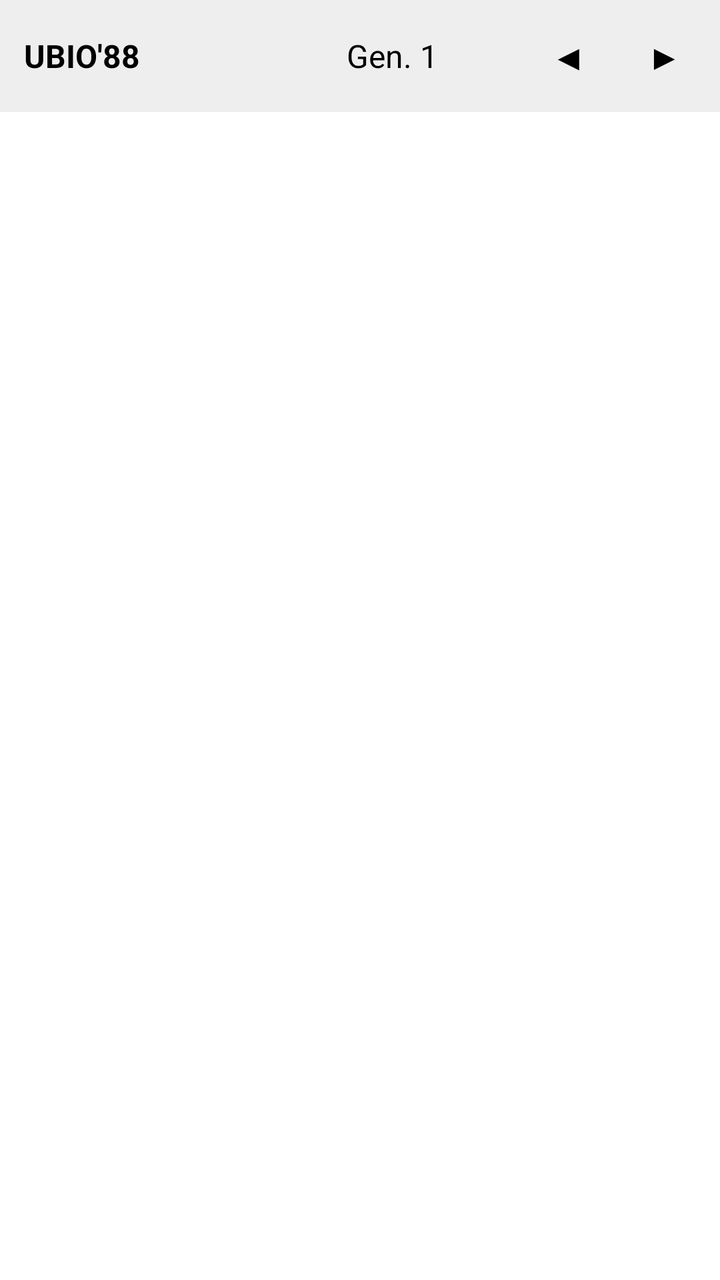
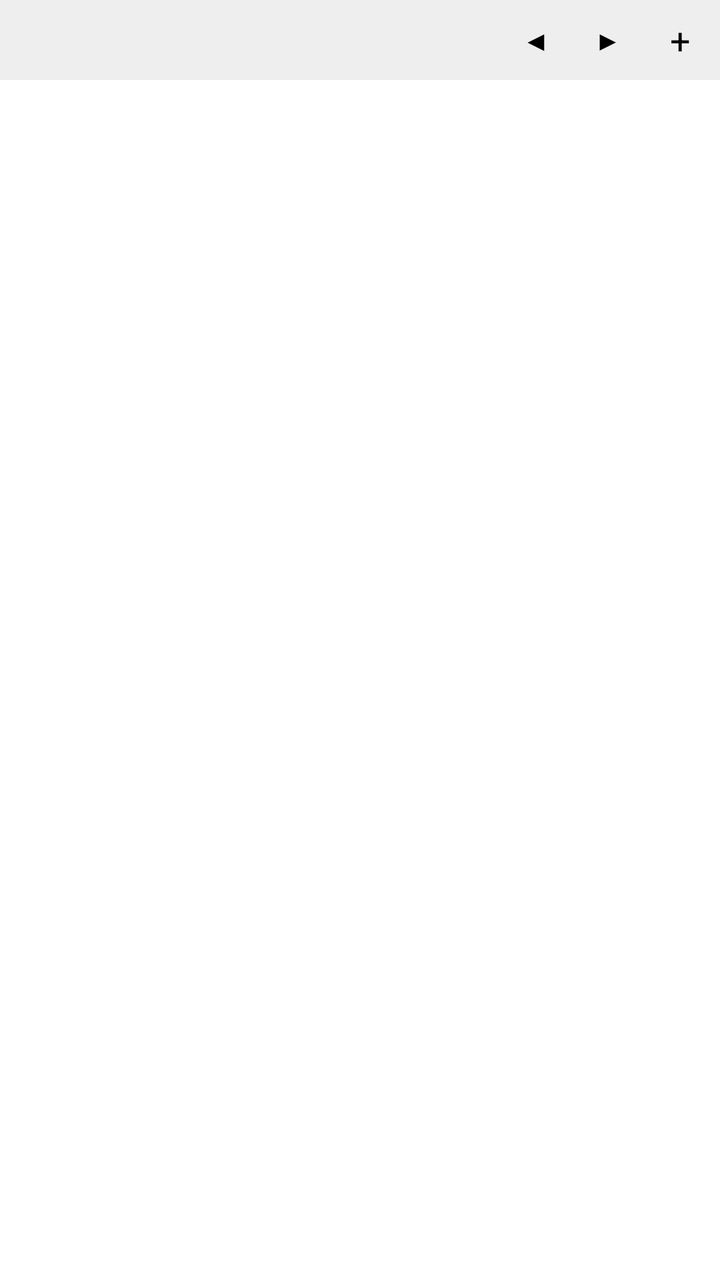

Before-and-after screenshots of an Android layout around one commit, followed by the original layout XML and the change that was made.
<!-- AndroidManifest.xml: application theme EInkTheme -->
<!-- res/layout/activity_reader.xml -->
<?xml version="1.0" encoding="utf-8"?>
<LinearLayout xmlns:android="http://schemas.android.com/apk/res/android"
    android:layout_width="match_parent"
    android:layout_height="match_parent"
    android:orientation="vertical">

    
    <LinearLayout
        android:id="@+id/toolbar"
        android:layout_width="match_parent"
        android:layout_height="wrap_content"
        android:orientation="horizontal"
        android:gravity="center_vertical"
        android:background="#EEEEEE"
        android:padding="4dp">

        
        <TextView
            android:id="@+id/btn_translation"
            android:layout_width="0dp"
            android:layout_height="wrap_content"
            android:layout_weight="1"
            android:text="UBIO'88"
            android:textSize="16sp"
            android:textColor="#000000"
            android:textStyle="bold"
            android:padding="8dp"
            android:clickable="true"
            android:focusable="true"
            android:background="?android:attr/selectableItemBackground" />

        
        <TextView
            android:id="@+id/btn_reference"
            android:layout_width="0dp"
            android:layout_height="wrap_content"
            android:layout_weight="1"
            android:text="Gen. 1"
            android:textSize="16sp"
            android:textColor="#000000"
            android:gravity="center"
            android:padding="8dp"
            android:clickable="true"
            android:focusable="true"
            android:background="?android:attr/selectableItemBackground" />

        
        <TextView
            android:id="@+id/btn_prev"
            android:layout_width="48dp"
            android:layout_height="48dp"
            android:text="◀"
            android:textSize="18sp"
            android:textColor="#000000"
            android:gravity="center"
            android:clickable="true"
            android:focusable="true"
            android:background="?android:attr/selectableItemBackground" />

        
        <TextView
            android:id="@+id/btn_next"
            android:layout_width="48dp"
            android:layout_height="48dp"
            android:text="▶"
            android:textSize="18sp"
            android:textColor="#000000"
            android:gravity="center"
            android:clickable="true"
            android:focusable="true"
            android:background="?android:attr/selectableItemBackground" />

    </LinearLayout>

    
    <ListView
        android:id="@+id/translation_list"
        android:layout_width="match_parent"
        android:layout_height="0dp"
        android:layout_weight="1"
        android:visibility="gone"
        android:padding="8dp"
        android:scrollbarStyle="outsideOverlay" />

    
    <GridView
        android:id="@+id/book_grid"
        android:layout_width="match_parent"
        android:layout_height="0dp"
        android:layout_weight="1"
        android:visibility="gone"
        android:numColumns="6"
        android:horizontalSpacing="1dp"
        android:verticalSpacing="1dp"
        android:padding="2dp"
        android:stretchMode="columnWidth"
        android:gravity="center"
        android:scrollbarStyle="outsideOverlay" />

    
    <GridView
        android:id="@+id/chapter_grid"
        android:layout_width="match_parent"
        android:layout_height="0dp"
        android:layout_weight="1"
        android:visibility="gone"
        android:numColumns="10"
        android:horizontalSpacing="1dp"
        android:verticalSpacing="1dp"
        android:padding="2dp"
        android:stretchMode="columnWidth"
        android:gravity="center"
        android:scrollbarStyle="outsideOverlay" />

    
    <ListView
        android:id="@+id/verse_list"
        android:layout_width="match_parent"
        android:layout_height="0dp"
        android:layout_weight="1"
        android:dividerHeight="0dp"
        android:divider="@null"
        android:padding="8dp"
        android:scrollbarStyle="outsideOverlay" />

</LinearLayout>
<!-- resources referenced by this layout -->
<resources>
  <style name="EInkTheme" parent="android:Theme.Light.NoTitleBar">
          <item name="android:windowAnimationStyle">@null</item>
          <item name="android:windowBackground">@android:color/white</item>
          <item name="android:colorBackground">@android:color/white</item>
          <item name="android:textColorPrimary">#000000</item>
          <item name="android:textColorSecondary">#333333</item>
          <item name="android:listDivider">@drawable/divider</item>
      </style>
  <!-- drawable divider (drawable) -->
  <?xml version="1.0" encoding="utf-8"?>
  <shape xmlns:android="http://schemas.android.com/apk/res/android"
      android:shape="rectangle">
      <size android:height="1dp" />
      <solid android:color="#CCCCCC" />
  </shape>
</resources>

<!-- the commit's change to res/layout/activity_reader.xml (unified diff, before → after) -->
@@ -1,3 +1,37 @@
+<?xml version="1.0" encoding="utf-8"?>
+<LinearLayout xmlns:android="http://schemas.android.com/apk/res/android"
+    android:id="@+id/root"
+    android:layout_width="match_parent"
+    android:layout_height="match_parent"
+    android:orientation="vertical">
+
+    
+    <include
+        android:id="@+id/panel1"
+        layout="@layout/reader_panel"
+        android:layout_width="match_parent"
+        android:layout_height="0dp"
+        android:layout_weight="1" />
+
+    
+    <View
+        android:id="@+id/panel_divider"
+        android:layout_width="match_parent"
+        android:layout_height="2dp"
+        android:background="#000000"
+        android:visibility="gone" />
+
+    
+    <include
+        android:id="@+id/panel2"
+        layout="@layout/reader_panel"
+        android:layout_width="match_parent"
+        android:layout_height="0dp"
+        android:layout_weight="1"
+        android:visibility="gone" />
+
+</LinearLayout>
+<!-- res/layout/reader_panel.xml (included above) -->
 <?xml version="1.0" encoding="utf-8"?>
 <LinearLayout xmlns:android="http://schemas.android.com/apk/res/android"
     android:layout_width="match_parent"
@@ -6,63 +40,69 @@
 
     
     <LinearLayout
-        android:id="@+id/toolbar"
+        android:id="@+id/panel_toolbar"
         android:layout_width="match_parent"
         android:layout_height="wrap_content"
         android:orientation="horizontal"
         android:gravity="center_vertical"
         android:background="#EEEEEE"
-        android:padding="4dp">
+        android:padding="2dp">
 
-        
         <TextView
             android:id="@+id/btn_translation"
             android:layout_width="0dp"
             android:layout_height="wrap_content"
             android:layout_weight="1"
-            android:text="UBIO'88"
-            android:textSize="16sp"
+            android:textSize="14sp"
             android:textColor="#000000"
             android:textStyle="bold"
-            android:padding="8dp"
+            android:padding="6dp"
             android:clickable="true"
             android:focusable="true"
             android:background="?android:attr/selectableItemBackground" />
 
-        
         <TextView
             android:id="@+id/btn_reference"
             android:layout_width="0dp"
             android:layout_height="wrap_content"
             android:layout_weight="1"
-            android:text="Gen. 1"
-            android:textSize="16sp"
+            android:textSize="14sp"
             android:textColor="#000000"
             android:gravity="center"
-            android:padding="8dp"
+            android:padding="6dp"
             android:clickable="true"
             android:focusable="true"
             android:background="?android:attr/selectableItemBackground" />
 
-        
         <TextView
             android:id="@+id/btn_prev"
-            android:layout_width="48dp"
-            android:layout_height="48dp"
+            android:layout_width="36dp"
+            android:layout_height="36dp"
             android:text="◀"
-            android:textSize="18sp"
+            android:textSize="14sp"
             android:textColor="#000000"
             android:gravity="center"
             android:clickable="true"
             android:focusable="true"
             android:background="?android:attr/selectableItemBackground" />
 
-        
         <TextView
             android:id="@+id/btn_next"
-            android:layout_width="48dp"
-            android:layout_height="48dp"
+            android:layout_width="36dp"
+            android:layout_height="36dp"
             android:text="▶"
+            android:textSize="14sp"
+            android:textColor="#000000"
+            android:gravity="center"
+            android:clickable="true"
+            android:focusable="true"
+            android:background="?android:attr/selectableItemBackground" />
+
+        <TextView
+            android:id="@+id/btn_split"
+            android:layout_width="36dp"
+            android:layout_height="36dp"
+            android:text="+"
             android:textSize="18sp"
             android:textColor="#000000"
             android:gravity="center"
@@ -79,8 +119,7 @@
         android:layout_height="0dp"
         android:layout_weight="1"
         android:visibility="gone"
-        android:padding="8dp"
-        android:scrollbarStyle="outsideOverlay" />
+        android:padding="8dp" />
 
     
     <GridView
@@ -94,8 +133,7 @@
         android:verticalSpacing="1dp"
         android:padding="2dp"
         android:stretchMode="columnWidth"
-        android:gravity="center"
-        android:scrollbarStyle="outsideOverlay" />
+        android:gravity="center" />
 
     
     <GridView
@@ -109,8 +147,7 @@
         android:verticalSpacing="1dp"
         android:padding="2dp"
         android:stretchMode="columnWidth"
-        android:gravity="center"
-        android:scrollbarStyle="outsideOverlay" />
+        android:gravity="center" />
 
     
     <ListView
@@ -120,7 +157,6 @@
         android:layout_weight="1"
         android:dividerHeight="0dp"
         android:divider="@null"
-        android:padding="8dp"
-        android:scrollbarStyle="outsideOverlay" />
+        android:padding="4dp" />
 
 </LinearLayout>
